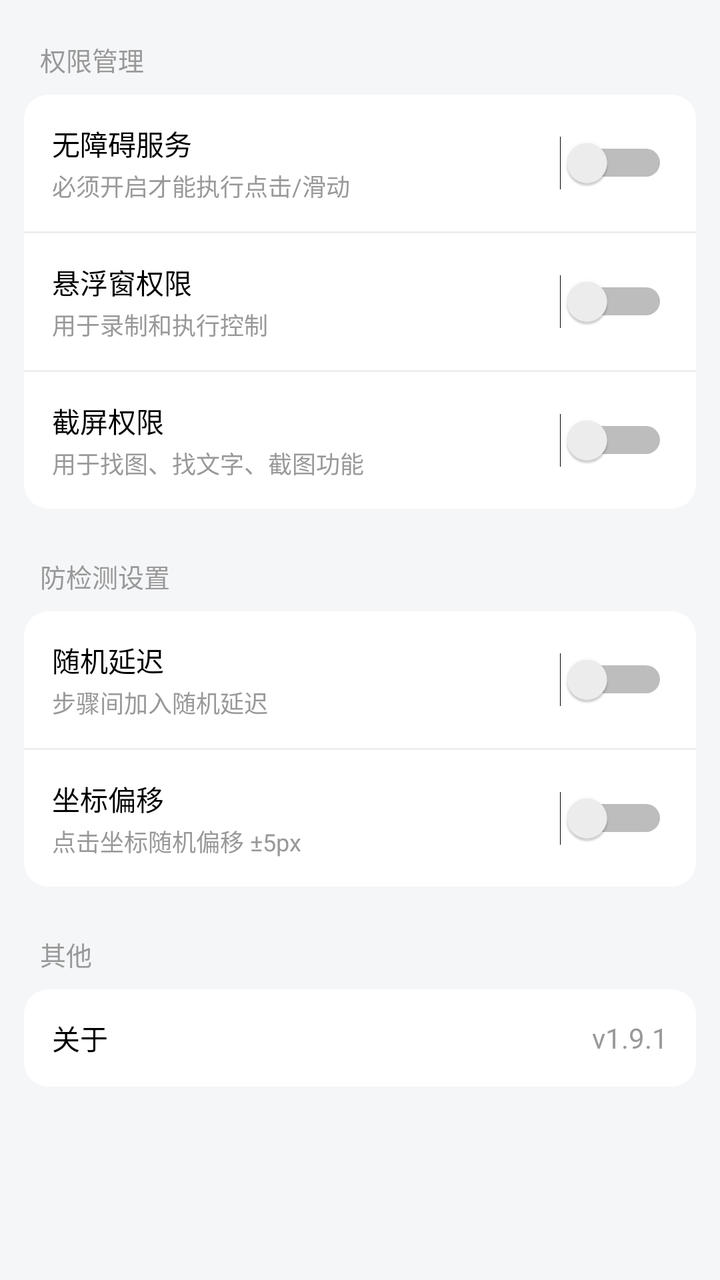
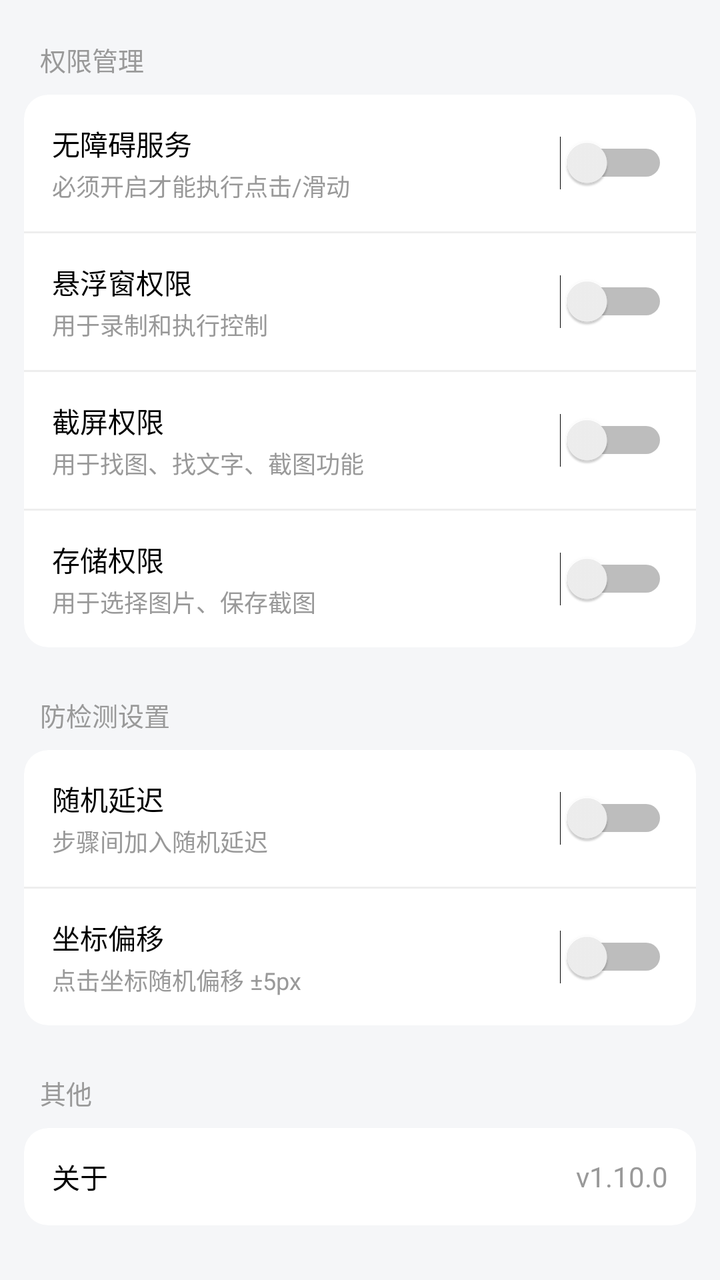

Compare the two renders of this Android layout. The source of the first and the diff that turns it into the second are given below.
<!-- AndroidManifest.xml: application theme Theme.KeySpirit -->
<!-- res/layout/activity_settings.xml -->
<?xml version="1.0" encoding="utf-8"?>
<ScrollView xmlns:android="http://schemas.android.com/apk/res/android"
    xmlns:app="http://schemas.android.com/apk/res-auto"
    android:layout_width="match_parent"
    android:layout_height="match_parent"
    android:background="@color/light_gray">

    <LinearLayout
        android:layout_width="match_parent"
        android:layout_height="wrap_content"
        android:orientation="vertical"
        android:padding="12dp">

        
        <TextView
            android:layout_width="wrap_content"
            android:layout_height="wrap_content"
            android:padding="8dp"
            android:text="权限管理"
            android:textColor="@color/gray"
            android:textSize="13sp" />

        <androidx.cardview.widget.CardView
            android:layout_width="match_parent"
            android:layout_height="wrap_content"
            app:cardCornerRadius="12dp"
            app:cardElevation="0dp">

            <LinearLayout
                android:layout_width="match_parent"
                android:layout_height="wrap_content"
                android:orientation="vertical">

                <LinearLayout
                    android:id="@+id/itemAccessibility"
                    android:layout_width="match_parent"
                    android:layout_height="wrap_content"
                    android:background="?attr/selectableItemBackground"
                    android:clickable="true"
                    android:gravity="center_vertical"
                    android:orientation="horizontal"
                    android:padding="14dp">

                    <LinearLayout
                        android:layout_width="0dp"
                        android:layout_height="wrap_content"
                        android:layout_weight="1"
                        android:orientation="vertical">

                        <TextView
                            android:layout_width="wrap_content"
                            android:layout_height="wrap_content"
                            android:text="无障碍服务"
                            android:textColor="@color/black"
                            android:textSize="14sp" />

                        <TextView
                            android:layout_width="wrap_content"
                            android:layout_height="wrap_content"
                            android:layout_marginTop="2dp"
                            android:text="必须开启才能执行点击/滑动"
                            android:textColor="@color/gray"
                            android:textSize="12sp" />
                    </LinearLayout>

                    <Switch
                        android:id="@+id/switchAccessibility"
                        android:layout_width="wrap_content"
                        android:layout_height="wrap_content"
                        android:clickable="false" />
                </LinearLayout>

                <View style="@style/Divider" />

                <LinearLayout
                    android:id="@+id/itemFloatingPermission"
                    android:layout_width="match_parent"
                    android:layout_height="wrap_content"
                    android:background="?attr/selectableItemBackground"
                    android:clickable="true"
                    android:gravity="center_vertical"
                    android:orientation="horizontal"
                    android:padding="14dp">

                    <LinearLayout
                        android:layout_width="0dp"
                        android:layout_height="wrap_content"
                        android:layout_weight="1"
                        android:orientation="vertical">

                        <TextView
                            android:layout_width="wrap_content"
                            android:layout_height="wrap_content"
                            android:text="悬浮窗权限"
                            android:textColor="@color/black"
                            android:textSize="14sp" />

                        <TextView
                            android:layout_width="wrap_content"
                            android:layout_height="wrap_content"
                            android:layout_marginTop="2dp"
                            android:text="用于录制和执行控制"
                            android:textColor="@color/gray"
                            android:textSize="12sp" />
                    </LinearLayout>

                    <Switch
                        android:id="@+id/switchFloating"
                        android:layout_width="wrap_content"
                        android:layout_height="wrap_content"
                        android:clickable="false" />
                </LinearLayout>

                <View style="@style/Divider" />

                <LinearLayout
                    android:id="@+id/itemScreenCapture"
                    android:layout_width="match_parent"
                    android:layout_height="wrap_content"
                    android:background="?attr/selectableItemBackground"
                    android:clickable="true"
                    android:gravity="center_vertical"
                    android:orientation="horizontal"
                    android:padding="14dp">

                    <LinearLayout
                        android:layout_width="0dp"
                        android:layout_height="wrap_content"
                        android:layout_weight="1"
                        android:orientation="vertical">

                        <TextView
                            android:layout_width="wrap_content"
                            android:layout_height="wrap_content"
                            android:text="截屏权限"
                            android:textColor="@color/black"
                            android:textSize="14sp" />

                        <TextView
                            android:layout_width="wrap_content"
                            android:layout_height="wrap_content"
                            android:layout_marginTop="2dp"
                            android:text="用于找图、找文字、截图功能"
                            android:textColor="@color/gray"
                            android:textSize="12sp" />
                    </LinearLayout>

                    <Switch
                        android:id="@+id/switchScreenCapture"
                        android:layout_width="wrap_content"
                        android:layout_height="wrap_content"
                        android:clickable="false" />
                </LinearLayout>
            </LinearLayout>
        </androidx.cardview.widget.CardView>

        
        <TextView
            android:layout_width="wrap_content"
            android:layout_height="wrap_content"
            android:layout_marginTop="16dp"
            android:padding="8dp"
            android:text="防检测设置"
            android:textColor="@color/gray"
            android:textSize="13sp" />

        <androidx.cardview.widget.CardView
            android:layout_width="match_parent"
            android:layout_height="wrap_content"
            app:cardCornerRadius="12dp"
            app:cardElevation="0dp">

            <LinearLayout
                android:layout_width="match_parent"
                android:layout_height="wrap_content"
                android:orientation="vertical">

                <LinearLayout
                    android:layout_width="match_parent"
                    android:layout_height="wrap_content"
                    android:gravity="center_vertical"
                    android:orientation="horizontal"
                    android:padding="14dp">

                    <LinearLayout
                        android:layout_width="0dp"
                        android:layout_height="wrap_content"
                        android:layout_weight="1"
                        android:orientation="vertical">

                        <TextView
                            android:layout_width="wrap_content"
                            android:layout_height="wrap_content"
                            android:text="随机延迟"
                            android:textColor="@color/black"
                            android:textSize="14sp" />

                        <TextView
                            android:layout_width="wrap_content"
                            android:layout_height="wrap_content"
                            android:layout_marginTop="2dp"
                            android:text="步骤间加入随机延迟"
                            android:textColor="@color/gray"
                            android:textSize="12sp" />
                    </LinearLayout>

                    <Switch
                        android:id="@+id/switchRandomDelay"
                        android:layout_width="wrap_content"
                        android:layout_height="wrap_content" />
                </LinearLayout>

                <View style="@style/Divider" />

                <LinearLayout
                    android:layout_width="match_parent"
                    android:layout_height="wrap_content"
                    android:gravity="center_vertical"
                    android:orientation="horizontal"
                    android:padding="14dp">

                    <LinearLayout
                        android:layout_width="0dp"
                        android:layout_height="wrap_content"
                        android:layout_weight="1"
                        android:orientation="vertical">

                        <TextView
                            android:layout_width="wrap_content"
                            android:layout_height="wrap_content"
                            android:text="坐标偏移"
                            android:textColor="@color/black"
                            android:textSize="14sp" />

                        <TextView
                            android:layout_width="wrap_content"
                            android:layout_height="wrap_content"
                            android:layout_marginTop="2dp"
                            android:text="点击坐标随机偏移 ±5px"
                            android:textColor="@color/gray"
                            android:textSize="12sp" />
                    </LinearLayout>

                    <Switch
                        android:id="@+id/switchOffset"
                        android:layout_width="wrap_content"
                        android:layout_height="wrap_content" />
                </LinearLayout>
            </LinearLayout>
        </androidx.cardview.widget.CardView>

        
        <TextView
            android:layout_width="wrap_content"
            android:layout_height="wrap_content"
            android:layout_marginTop="16dp"
            android:padding="8dp"
            android:text="其他"
            android:textColor="@color/gray"
            android:textSize="13sp" />

        <androidx.cardview.widget.CardView
            android:layout_width="match_parent"
            android:layout_height="wrap_content"
            app:cardCornerRadius="12dp"
            app:cardElevation="0dp">

            <LinearLayout
                android:layout_width="match_parent"
                android:layout_height="wrap_content"
                android:gravity="center_vertical"
                android:orientation="horizontal"
                android:padding="14dp">

                <TextView
                    android:layout_width="0dp"
                    android:layout_height="wrap_content"
                    android:layout_weight="1"
                    android:text="关于"
                    android:textColor="@color/black"
                    android:textSize="14sp" />

                <TextView
                    android:layout_width="wrap_content"
                    android:layout_height="wrap_content"
                    android:id="@+id/tvVersion"
                    android:text="v1.9.1"
                    android:textColor="@color/gray"
                    android:textSize="14sp" />
            </LinearLayout>
        </androidx.cardview.widget.CardView>

    </LinearLayout>
</ScrollView>
<!-- resources referenced by this layout -->
<resources>
  <color name="black">#000000</color>
  <color name="gray">#999999</color>
  <color name="light_gray">#F5F6F8</color>
  <style name="Divider">
          <item name="android:layout_width">match_parent</item>
          <item name="android:layout_height">1dp</item>
          <item name="android:background">@color/divider</item>
      </style>
  <style name="Theme.KeySpirit" parent="Theme.MaterialComponents.Light.NoActionBar">
          <item name="colorPrimary">@color/primary</item>
          <item name="colorPrimaryVariant">@color/primary_dark</item>
          <item name="colorOnPrimary">@color/white</item>
          <item name="colorAccent">@color/accent</item>
          <item name="android:statusBarColor" tools:targetApi="l">@color/white</item>
          <item name="android:windowLightStatusBar" tools:targetApi="m">true</item>
          <item name="android:windowBackground">@color/light_gray</item>
      </style>
  <color name="divider">#EEEEEE</color>
  <color name="primary">#3498DB</color>
  <color name="primary_dark">#2980B9</color>
  <color name="white">#FFFFFF</color>
  <color name="accent">#E74C3C</color>
</resources>

<!-- the commit's change to res/layout/activity_settings.xml (unified diff, before → after) -->
@@ -151,6 +151,47 @@
                         android:layout_height="wrap_content"
                         android:clickable="false" />
                 </LinearLayout>
+
+                <View style="@style/Divider" />
+
+                <LinearLayout
+                    android:id="@+id/itemStorage"
+                    android:layout_width="match_parent"
+                    android:layout_height="wrap_content"
+                    android:background="?attr/selectableItemBackground"
+                    android:clickable="true"
+                    android:gravity="center_vertical"
+                    android:orientation="horizontal"
+                    android:padding="14dp">
+
+                    <LinearLayout
+                        android:layout_width="0dp"
+                        android:layout_height="wrap_content"
+                        android:layout_weight="1"
+                        android:orientation="vertical">
+
+                        <TextView
+                            android:layout_width="wrap_content"
+                            android:layout_height="wrap_content"
+                            android:text="存储权限"
+                            android:textColor="@color/black"
+                            android:textSize="14sp" />
+
+                        <TextView
+                            android:layout_width="wrap_content"
+                            android:layout_height="wrap_content"
+                            android:layout_marginTop="2dp"
+                            android:text="用于选择图片、保存截图"
+                            android:textColor="@color/gray"
+                            android:textSize="12sp" />
+                    </LinearLayout>
+
+                    <Switch
+                        android:id="@+id/switchStorage"
+                        android:layout_width="wrap_content"
+                        android:layout_height="wrap_content"
+                        android:clickable="false" />
+                </LinearLayout>
             </LinearLayout>
         </androidx.cardview.widget.CardView>
 
@@ -284,7 +325,7 @@
                     android:layout_width="wrap_content"
                     android:layout_height="wrap_content"
                     android:id="@+id/tvVersion"
-                    android:text="v1.9.1"
+                    android:text="v1.10.0"
                     android:textColor="@color/gray"
                     android:textSize="14sp" />
             </LinearLayout>
